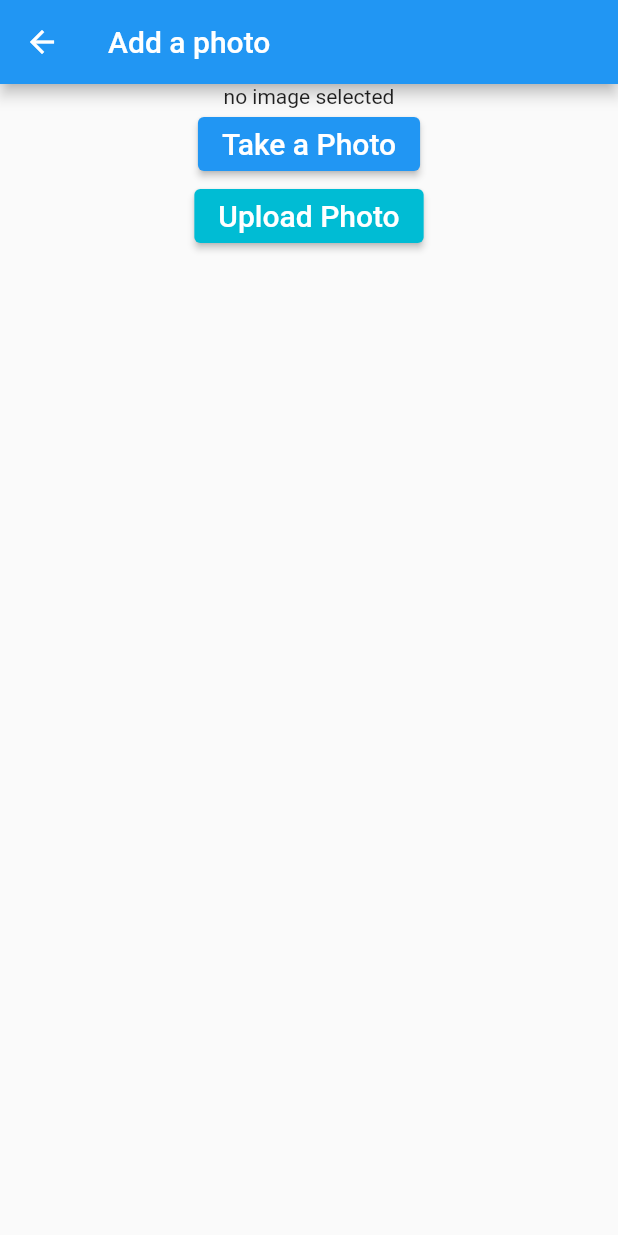
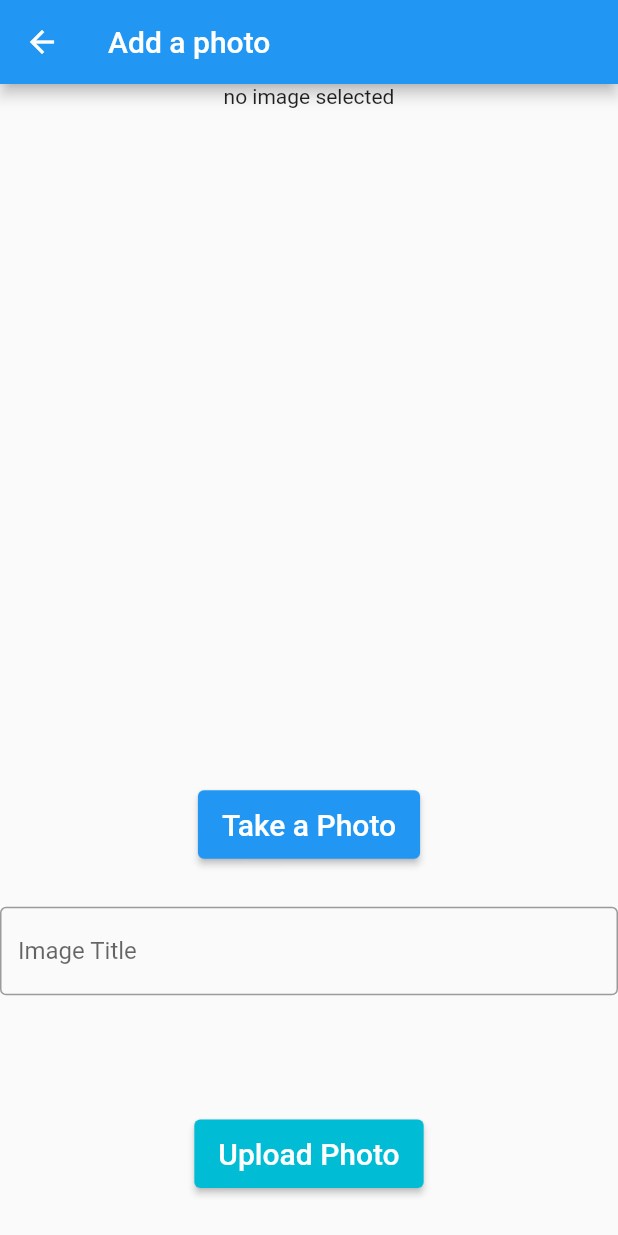
Before and after one commit to shelleywong/CINS467-S23-Examples, a Flutter app: the AddPhotos screen opened directly, on a phone screen of 412 x 824 dp. Run offline on Flutter 3.47's test engine with Material 2 defaults, Android fonts, the phone set to English and light mode, and no system bars; our stand-ins replace cloud_firestore, firebase_auth, firebase_core, firebase_storage, geolocator, image_picker and 1 more; missing offline and left inert: firebase_ui_auth, firebase_ui_oauth_google; accounts and stored records are empty; generated files the repository leaves out were written again.

Commit message:
adds user-inputted title to image

```diff
--- a/photos_s23/lib/add_photos.dart
+++ b/photos_s23/lib/add_photos.dart
@@ -18,6 +18,7 @@ class AddPhotos extends StatefulWidget {
 class _MyAddPhotosState extends State<AddPhotos> {
   File? _image;
   Position? _position;
+  final TextEditingController _myController = TextEditingController();
 
   /// Determine the current position of the device.
   ///
@@ -108,10 +109,17 @@ class _MyAddPhotosState extends State<AddPhotos> {
   Future<void> _addItem(String downloadURL, String id) async {
     await FirebaseFirestore.instance.collection('photos').add(<String, dynamic>{
       'downloadURL': downloadURL,
-      'title': id,
+      'title': _myController.text,
       'geopoint': GeoPoint(_position!.latitude, _position!.longitude),
       'timestamp': DateTime.now(),
+      'id': id,
     });
+  }
+
+  @override
+  void dispose() {
+    _myController.dispose();
+    super.dispose();
   }
 
   @override
@@ -124,17 +132,39 @@ class _MyAddPhotosState extends State<AddPhotos> {
         child: Column(
           mainAxisAlignment: MainAxisAlignment.start,
           children: [
-            _image == null
+            Expanded(
+              flex: 4,
+              child: _image == null
                   ? const Text('no image selected')
                   : Image.file(_image!, width: 300),
-            ElevatedButton(
+            ),
+            Expanded(
+              flex: 1,
+              child: Padding(
+                padding: const EdgeInsets.all(32.0),
+                child: ElevatedButton(
                   onPressed: _getImage,
                   child: const Text(
                     'Take a Photo',
                     style: TextStyle(fontSize: 20),
                   ),
                 ),
-            ElevatedButton(
+              ),
+            ),
+            Expanded(
+              flex: 1,
+              child: TextField(
+                controller: _myController,
+                decoration: const InputDecoration(
+                  border: OutlineInputBorder(),
+                  labelText: 'Image Title',
+                ),
+              ),
+            ),
+            Expanded(
+              child: Padding(
+                padding: const EdgeInsets.all(32.0),
+                child: ElevatedButton(
                   onPressed: _upload,
                   style: const ButtonStyle(
                     backgroundColor: MaterialStatePropertyAll<Color>(Colors.cyan),
@@ -144,6 +174,8 @@ class _MyAddPhotosState extends State<AddPhotos> {
                     style: TextStyle(fontSize: 20),
                   ),
                 ),
+              ),
+            ),
           ],
         ),
       ),
```
Lines whose indentation alone changed are shown as unchanged.
